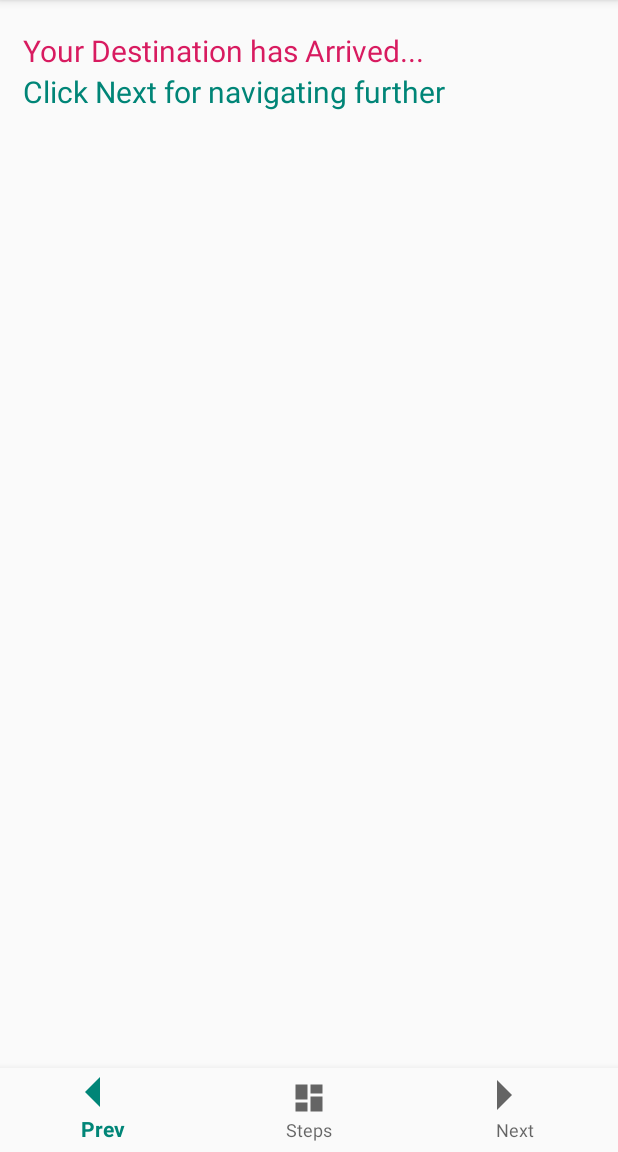
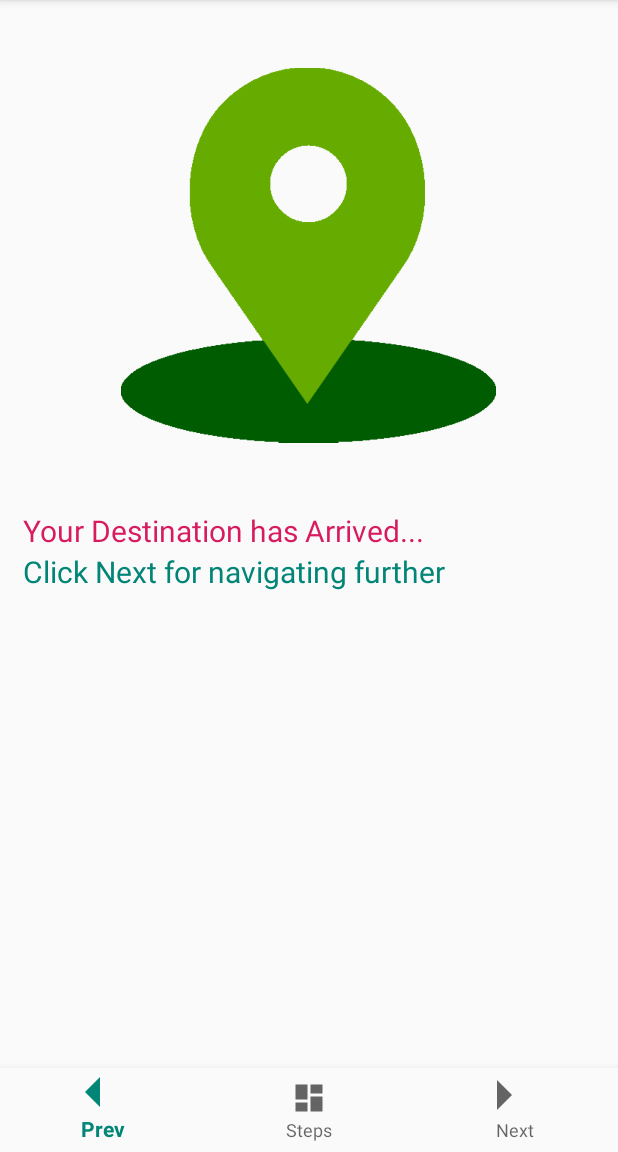
Before and after one commit to rcj9719/ar-indoor-navigation, an Android app: the SuccessActivity screen opened directly, with no data from a screen before it, on a phone screen of 412 x 824 dp, the part 84-1236 px from its top. Run offline under Robolectric (Android 15) with nearby library versions, the phone set to English and light mode, and no system bars.

Commit message:
success location jpeg

```diff
--- a/ARIN_Phase2/app/src/main/res/layout/activity_success.xml
+++ b/ARIN_Phase2/app/src/main/res/layout/activity_success.xml
@@ -10,6 +10,14 @@
         android:layout_width="match_parent"
         android:layout_height="match_parent"
         android:orientation="vertical">
+
+        <ImageView
+            android:id="@+id/imageView"
+            android:layout_width="250dp"
+            android:layout_height="300dp"
+            android:layout_marginTop="20dp"
+            android:layout_gravity="center"
+            app:srcCompat="@drawable/location2" />
 
         <TextView
             android:id="@+id/textsuccessid"
```
Also changed, not shown: ARIN_Phase2/app/src/main/res/drawable/location.jpg (added), ARIN_Phase2/app/src/main/res/drawable/location2.png (added).
